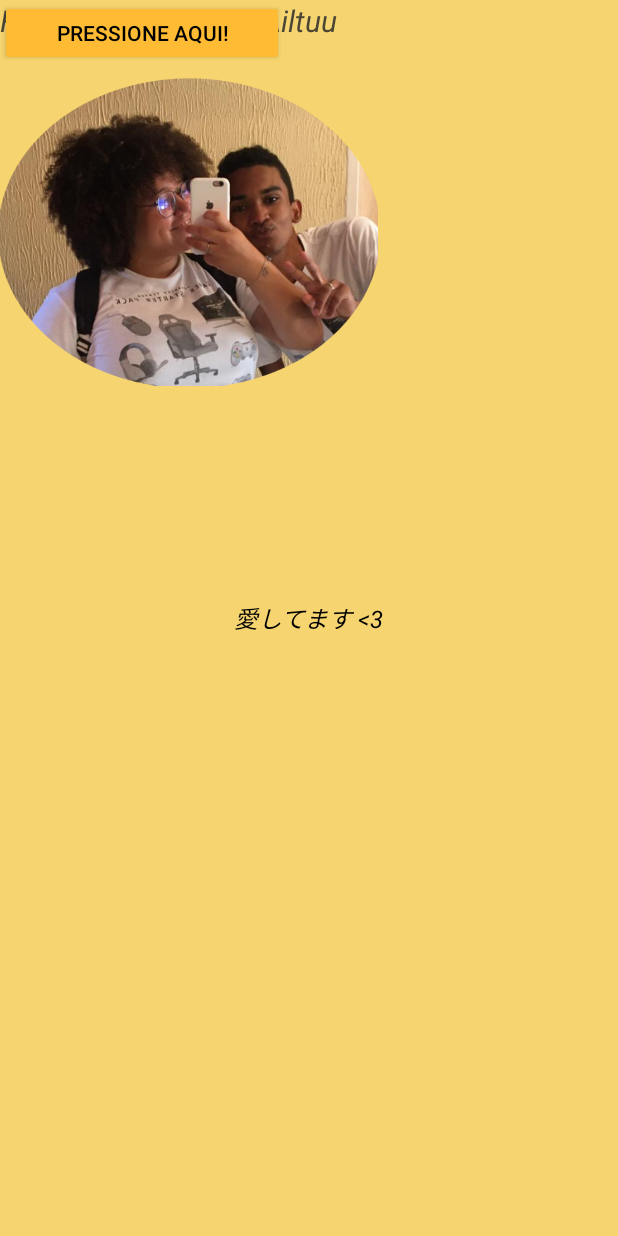
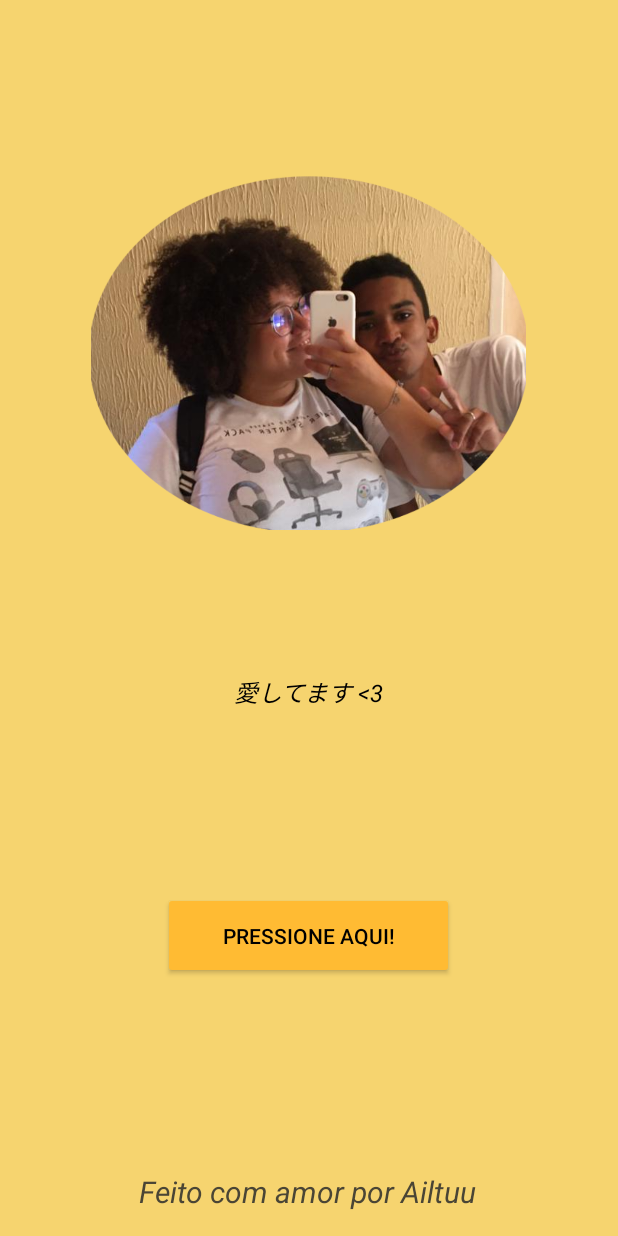
Before and after one commit to zeld4coffee/LovePhrases-forMadu, an Android app: the screen it shows after launch (MainActivity), after a tap on "PRESSIONE AQUI!", on a phone screen of 412 x 824 dp. Run offline under Robolectric (Android 15) with nearby library versions, the phone set to English and light mode, and no system bars.

Commit message:
positions corrected

```diff
--- a/app/src/main/java/com/example/frasesparamadu/MainActivity.java
+++ b/app/src/main/java/com/example/frasesparamadu/MainActivity.java
@@ -38,11 +38,10 @@ public class MainActivity extends AppCompatActivity {
                 "Sou ciumento, não é todo dia que " +
                         "encontro uma mulher tão maravilhosa assim!",
                 "愛してます <3",
-                "Vocé é única, linda e prefeita!",
+                "Vocé é única, linda e perfeita!",
                 "AMO APERTAR TEU BUXINHOOOOOO <3",
                 "SEU CORPO É DIVINO E PERFEITO GAROTA!"
         };
-
         int number = new Random().nextInt(20); // create a random number
         TextView text = findViewById(R.id.textoResult); // find de textView
         text.setText(frasesParaGerar[number]); // set the text according array
--- a/app/src/main/res/layout/activity_main.xml
+++ b/app/src/main/res/layout/activity_main.xml
@@ -12,30 +12,32 @@
         android:id="@+id/textView"
         android:layout_width="wrap_content"
         android:layout_height="wrap_content"
+        android:layout_marginBottom="16dp"
         android:text="Feito com amor por Ailtuu"
         android:textColor="#D82B2A2A"
         android:textSize="20sp"
         android:textStyle="italic"
-        tools:layout_editor_absoluteX="93dp"
-        tools:layout_editor_absoluteY="700dp" />
+        app:layout_constraintBottom_toBottomOf="parent"
+        app:layout_constraintEnd_toEndOf="parent"
+        app:layout_constraintHorizontal_bias="0.497"
+        app:layout_constraintStart_toStartOf="parent"
+        app:layout_constraintTop_toBottomOf="@+id/textoResult"
+        app:layout_constraintVertical_bias="0.977" />
 
     <Button
         android:id="@+id/button2"
-        android:layout_width="189dp"
-        android:layout_height="44dp"
+        android:layout_width="194dp"
+        android:layout_height="58dp"
         android:onClick="gerarNovaFrase"
         android:text="PRESSIONE AQUI!"
         android:textColor="#000000"
         app:backgroundTint="@android:color/holo_orange_light"
-        tools:layout_editor_absoluteX="111dp"
-        tools:layout_editor_absoluteY="523dp" />
-
-    <ImageView
-        android:id="@+id/imageView4"
-        android:layout_width="252dp"
-        android:layout_height="308dp"
-        app:srcCompat="@drawable/eu_e_mary_cutted"
-        tools:layout_editor_absoluteX="80dp" />
+        app:layout_constraintBottom_toTopOf="@+id/textView"
+        app:layout_constraintEnd_toEndOf="parent"
+        app:layout_constraintHorizontal_bias="0.497"
+        app:layout_constraintStart_toStartOf="parent"
+        app:layout_constraintTop_toTopOf="parent"
+        app:layout_constraintVertical_bias="0.823" />
 
     <TextView
         android:id="@+id/textoResult"
@@ -45,13 +47,28 @@
         android:layout_marginLeft="32dp"
         android:layout_marginEnd="32dp"
         android:layout_marginRight="32dp"
+        android:layout_marginBottom="307dp"
         android:text="Uma frase para você aqui!"
         android:textColor="#000000"
         android:textSize="16sp"
         android:textStyle="italic"
-        app:layout_constraintBottom_toBottomOf="parent"
+        android:typeface="normal"
+        app:layout_constraintBottom_toTopOf="@+id/textView"
         app:layout_constraintEnd_toEndOf="parent"
         app:layout_constraintStart_toStartOf="parent"
-        app:layout_constraintTop_toTopOf="parent" />
+        app:layout_constraintTop_toBottomOf="@+id/imageView" />
+
+    <ImageView
+        android:id="@+id/imageView"
+        android:layout_width="290dp"
+        android:layout_height="0dp"
+        android:layout_marginTop="47dp"
+        android:layout_marginBottom="27dp"
+        app:layout_constraintBottom_toTopOf="@+id/textoResult"
+        app:layout_constraintEnd_toEndOf="parent"
+        app:layout_constraintHorizontal_bias="0.495"
+        app:layout_constraintStart_toStartOf="parent"
+        app:layout_constraintTop_toTopOf="parent"
+        app:srcCompat="@drawable/eu_e_mary_cutted" />
 
 </androidx.constraintlayout.widget.ConstraintLayout>
```
